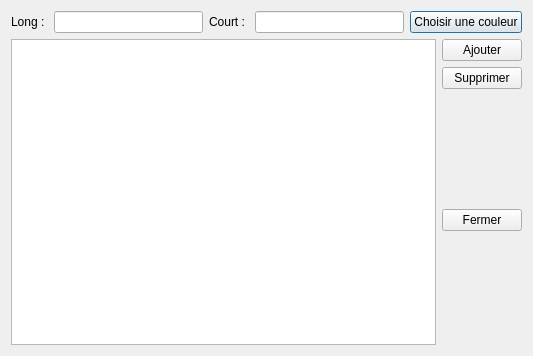
Old version of the form managers/subjectsmanager.ui in the repository ThFeneuil/KholloAutoQt.
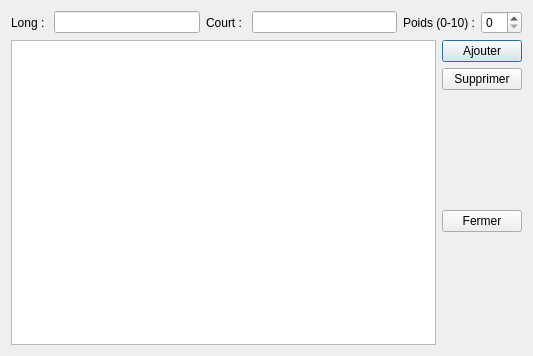
New version of the form.

Commit message:
Ajout de la propriété "Poids" dans les matières
+ Mise à niveau du gestionnaire des matières
+ Suppression colonne "is_deleted" dans "tau_groups"

The edit to the form file:
```diff
--- a/managers/subjectsmanager.ui
+++ b/managers/subjectsmanager.ui
@@ -40,12 +40,16 @@
       <widget class="QLineEdit" name="lineEdit_short"/>
      </item>
      <item>
-      <widget class="QPushButton" name="pushButton_color">
-       <property name="mouseTracking">
-        <bool>false</bool>
-       </property>
+      <widget class="QLabel" name="label_3">
        <property name="text">
-        <string>Choisir une couleur</string>
+        <string>Poids (0-10) :</string>
+       </property>
+      </widget>
+     </item>
+     <item>
+      <widget class="QSpinBox" name="spinBox_weight">
+       <property name="maximum">
+        <number>10</number>
        </property>
       </widget>
      </item>
```
The commit also changes 20 other files.
